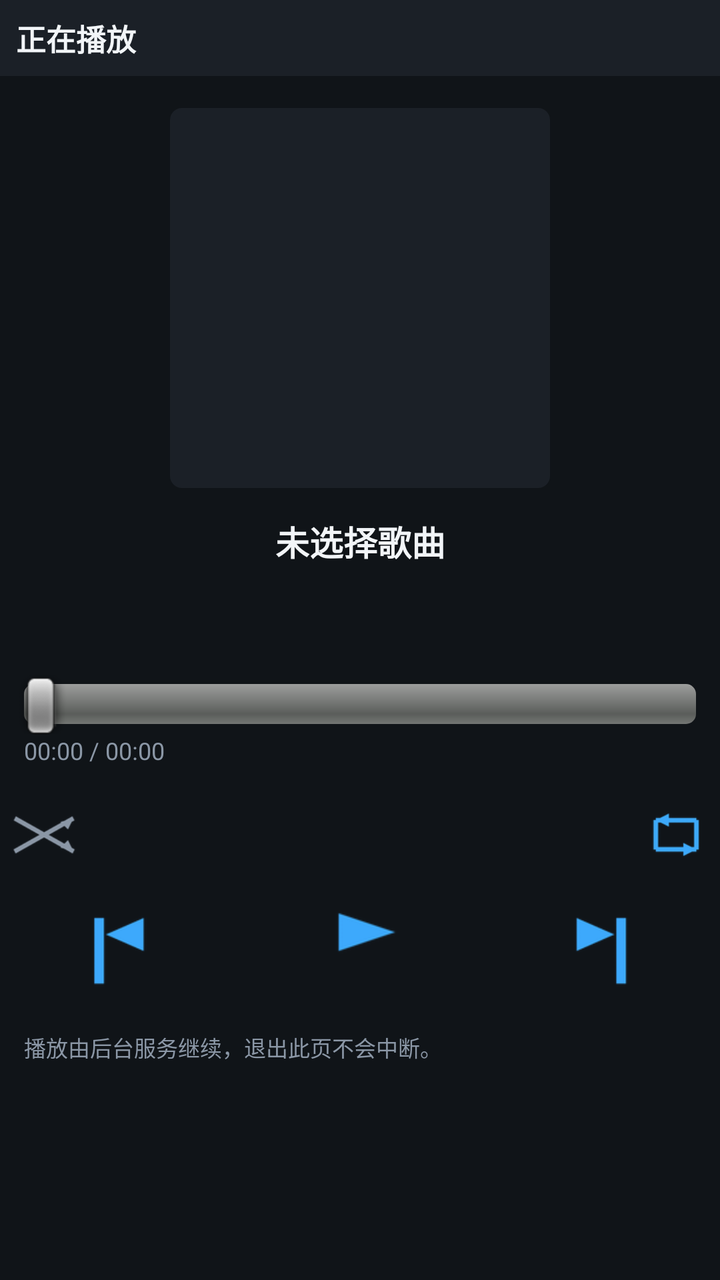
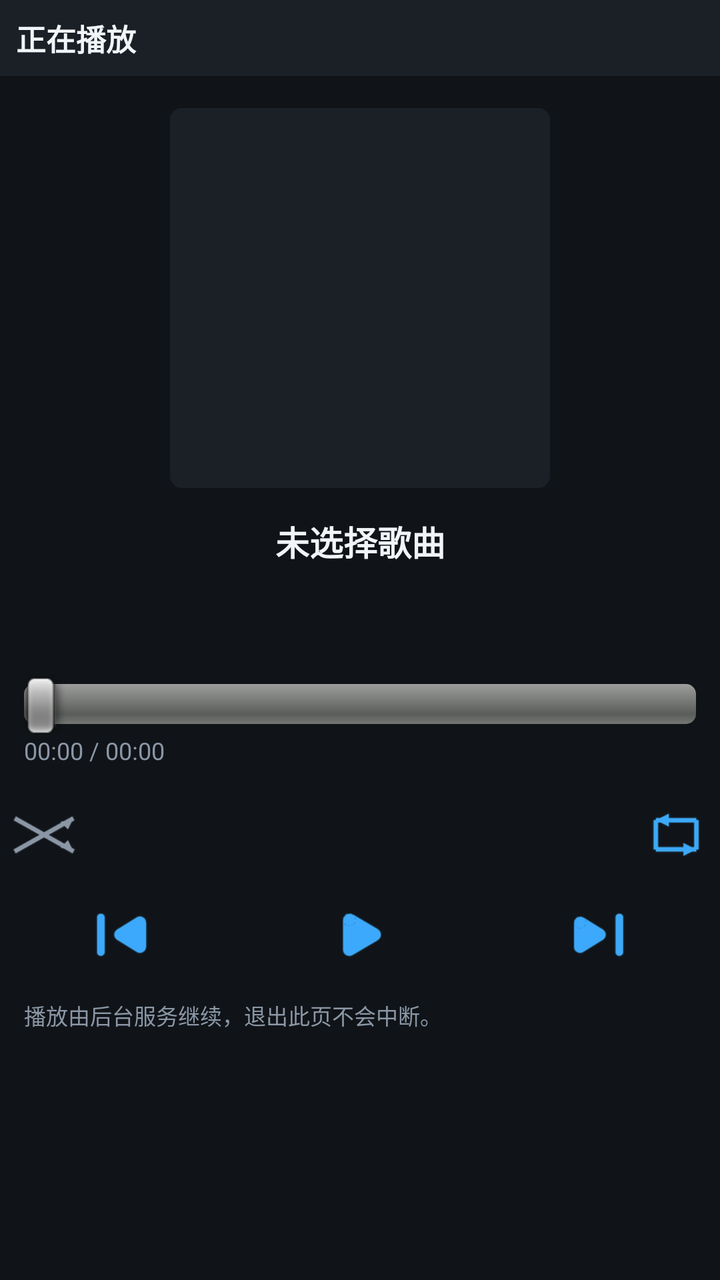

An Android layout rendered at two revisions. The XML below is the earlier revision; the diff shows what the commit changed to produce the second picture.
<!-- AndroidManifest.xml: application theme android:Theme.NoTitleBar -->
<!-- res/layout/player.xml -->
<?xml version="1.0" encoding="utf-8"?>
<LinearLayout xmlns:android="http://schemas.android.com/apk/res/android"
    android:layout_width="fill_parent"
    android:layout_height="fill_parent"
    android:background="@color/bg"
    android:orientation="vertical">

    <TextView
        android:id="@+id/player_heading"
        android:layout_width="fill_parent"
        android:layout_height="wrap_content"
        android:background="@color/panel"
        android:padding="8dp"
        android:text="@string/player_title"
        android:textColor="@color/text_primary"
        android:textSize="15sp"
        android:textStyle="bold" />

    <ImageView
        android:id="@+id/player_art"
        android:layout_width="190dp"
        android:layout_height="190dp"
        android:layout_gravity="center_horizontal"
        android:layout_marginTop="16dp"
        android:background="@drawable/art_background"
        android:contentDescription="@string/cd_album_art"
        android:scaleType="centerCrop" />

    <TextView
        android:id="@+id/player_track"
        android:layout_width="fill_parent"
        android:layout_height="wrap_content"
        android:layout_marginTop="14dp"
        android:ellipsize="marquee"
        android:gravity="center"
        android:paddingLeft="16dp"
        android:paddingRight="16dp"
        android:singleLine="true"
        android:text="@string/no_song"
        android:textColor="@color/text_primary"
        android:textSize="17sp"
        android:textStyle="bold" />

    <TextView
        android:id="@+id/player_artist"
        android:layout_width="fill_parent"
        android:layout_height="wrap_content"
        android:ellipsize="end"
        android:gravity="center"
        android:paddingLeft="16dp"
        android:paddingRight="16dp"
        android:paddingTop="5dp"
        android:singleLine="true"
        android:textColor="@color/accent"
        android:textSize="14sp" />

    <TextView
        android:id="@+id/player_album"
        android:layout_width="fill_parent"
        android:layout_height="wrap_content"
        android:ellipsize="end"
        android:gravity="center"
        android:paddingLeft="16dp"
        android:paddingRight="16dp"
        android:paddingTop="2dp"
        android:singleLine="true"
        android:textColor="@color/text_secondary"
        android:textSize="12sp" />

    <SeekBar
        android:id="@+id/player_seek"
        android:layout_width="fill_parent"
        android:layout_height="wrap_content"
        android:layout_marginTop="12dp"
        android:paddingLeft="12dp"
        android:paddingRight="12dp" />

    <TextView
        android:id="@+id/player_time"
        android:layout_width="fill_parent"
        android:layout_height="wrap_content"
        android:paddingLeft="12dp"
        android:paddingRight="12dp"
        android:text="@string/time_zero"
        android:textColor="@color/text_secondary"
        android:textSize="12sp" />

    
    <LinearLayout
        android:layout_width="fill_parent"
        android:layout_height="wrap_content"
        android:layout_marginTop="12dp"
        android:gravity="center"
        android:orientation="horizontal">

        <ImageButton
            android:id="@+id/player_shuffle"
            android:layout_width="44dp"
            android:layout_height="44dp"
            android:background="@android:color/transparent"
            android:contentDescription="@string/cd_shuffle"
            android:scaleType="fitCenter"
            android:src="@drawable/ic_shuffle_off" />

        <TextView
            android:id="@+id/player_mode"
            android:layout_width="0dp"
            android:layout_height="wrap_content"
            android:layout_weight="1"
            android:gravity="center"
            android:textColor="@color/text_secondary"
            android:textSize="12sp" />

        <ImageButton
            android:id="@+id/player_repeat"
            android:layout_width="44dp"
            android:layout_height="44dp"
            android:background="@android:color/transparent"
            android:contentDescription="@string/cd_repeat"
            android:scaleType="fitCenter"
            android:src="@drawable/ic_repeat_all" />
    </LinearLayout>

    
    <LinearLayout
        android:layout_width="fill_parent"
        android:layout_height="wrap_content"
        android:layout_marginTop="4dp"
        android:gravity="center_vertical"
        android:orientation="horizontal">

        <ImageButton
            android:id="@+id/player_prev"
            android:layout_width="0dp"
            android:layout_height="56dp"
            android:layout_weight="1"
            android:background="@android:color/transparent"
            android:contentDescription="@string/btn_prev"
            android:scaleType="fitCenter"
            android:src="@drawable/ic_prev" />

        <ImageButton
            android:id="@+id/player_play"
            android:layout_width="0dp"
            android:layout_height="64dp"
            android:layout_weight="1"
            android:background="@android:color/transparent"
            android:contentDescription="@string/btn_play"
            android:scaleType="fitCenter"
            android:src="@drawable/ic_play" />

        <ImageButton
            android:id="@+id/player_next"
            android:layout_width="0dp"
            android:layout_height="56dp"
            android:layout_weight="1"
            android:background="@android:color/transparent"
            android:contentDescription="@string/btn_next"
            android:scaleType="fitCenter"
            android:src="@drawable/ic_next" />
    </LinearLayout>

    <TextView
        android:id="@+id/player_hint"
        android:layout_width="fill_parent"
        android:layout_height="wrap_content"
        android:layout_marginTop="8dp"
        android:paddingLeft="12dp"
        android:paddingRight="12dp"
        android:text="@string/player_hint"
        android:textColor="@color/text_secondary"
        android:textSize="11sp" />

</LinearLayout>
<!-- resources referenced by this layout -->
<resources>
  <color name="accent">#FF3DA9FC</color>
  <color name="bg">#FF101418</color>
  <color name="panel">#FF1B2027</color>
  <color name="text_primary">#FFF2F5F8</color>
  <color name="text_secondary">#FF8B97A6</color>
  <!-- drawable art_background (drawable) -->
  <?xml version="1.0" encoding="utf-8"?>
  <shape xmlns:android="http://schemas.android.com/apk/res/android"
      android:shape="rectangle">
      <solid android:color="@color/panel" />
      <corners android:radius="6dp" />
  </shape>
  <!-- drawable ic_next: png bitmap (drawable-hdpi, 1266 bytes) -->
  <!-- drawable ic_play: png bitmap (drawable-hdpi, 582 bytes) -->
  <!-- drawable ic_prev: png bitmap (drawable-hdpi, 1215 bytes) -->
  <!-- drawable ic_repeat_all: png bitmap (drawable-hdpi, 1442 bytes) -->
  <!-- drawable ic_shuffle_off: png bitmap (drawable-hdpi, 2115 bytes) -->
  <string name="btn_next">下一首</string>
  <string name="btn_play">播放</string>
  <string name="btn_prev">上一首</string>
  <string name="cd_album_art">专辑封面</string>
  <string name="cd_repeat">循环模式</string>
  <string name="cd_shuffle">随机播放</string>
  <string name="no_song">未选择歌曲</string>
  <string name="player_hint">播放由后台服务继续，退出此页不会中断。</string>
  <string name="player_title">正在播放</string>
  <string name="time_zero">00:00 / 00:00</string>
</resources>

<!-- the commit's change to res/layout/player.xml (unified diff, before → after) -->
@@ -132,7 +132,7 @@
         <ImageButton
             android:id="@+id/player_prev"
             android:layout_width="0dp"
-            android:layout_height="56dp"
+            android:layout_height="48dp"
             android:layout_weight="1"
             android:background="@android:color/transparent"
             android:contentDescription="@string/btn_prev"
@@ -142,7 +142,7 @@
         <ImageButton
             android:id="@+id/player_play"
             android:layout_width="0dp"
-            android:layout_height="64dp"
+            android:layout_height="48dp"
             android:layout_weight="1"
             android:background="@android:color/transparent"
             android:contentDescription="@string/btn_play"
@@ -152,7 +152,7 @@
         <ImageButton
             android:id="@+id/player_next"
             android:layout_width="0dp"
-            android:layout_height="56dp"
+            android:layout_height="48dp"
             android:layout_weight="1"
             android:background="@android:color/transparent"
             android:contentDescription="@string/btn_next"
<!-- resource entries referenced after the edit -->
@@ -12,9 +12,9 @@
       <solid android:color="@color/panel" />
       <corners android:radius="6dp" />
   </shape>
-  <!-- drawable ic_next: png bitmap (drawable-hdpi, 1266 bytes) -->
-  <!-- drawable ic_play: png bitmap (drawable-hdpi, 582 bytes) -->
-  <!-- drawable ic_prev: png bitmap (drawable-hdpi, 1215 bytes) -->
+  <!-- drawable ic_next: png bitmap (drawable-hdpi, 1569 bytes) -->
+  <!-- drawable ic_play: png bitmap (drawable-hdpi, 1434 bytes) -->
+  <!-- drawable ic_prev: png bitmap (drawable-hdpi, 1491 bytes) -->
   <!-- drawable ic_repeat_all: png bitmap (drawable-hdpi, 1442 bytes) -->
   <!-- drawable ic_shuffle_off: png bitmap (drawable-hdpi, 2115 bytes) -->
   <string name="btn_next">下一首</string>
